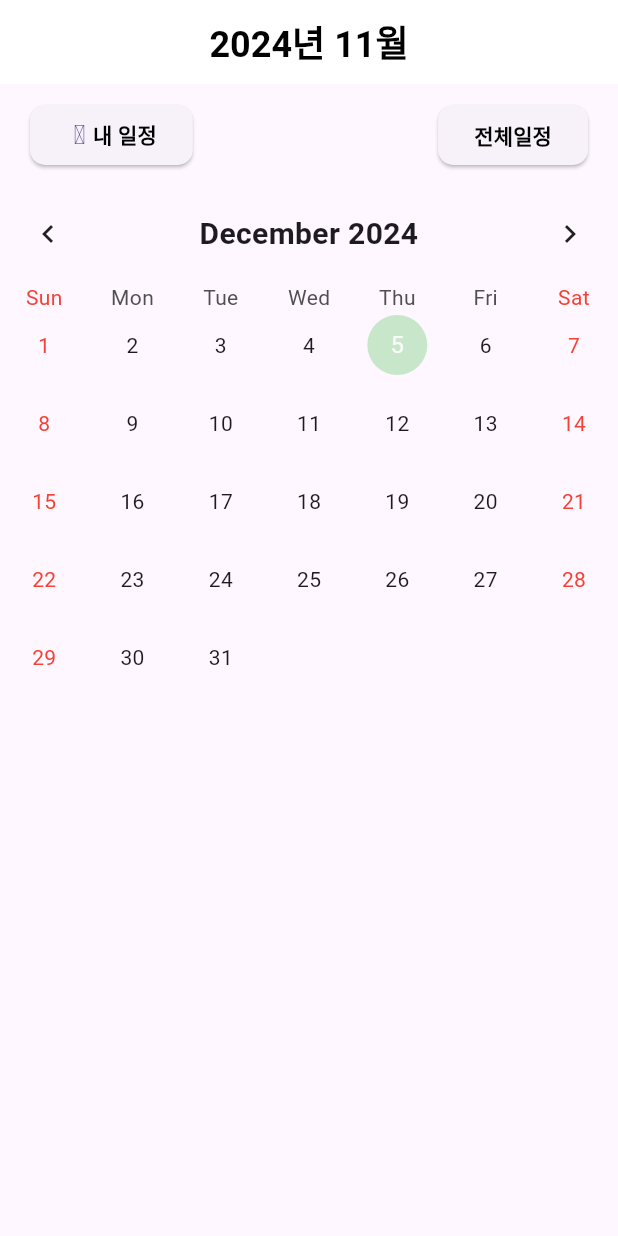
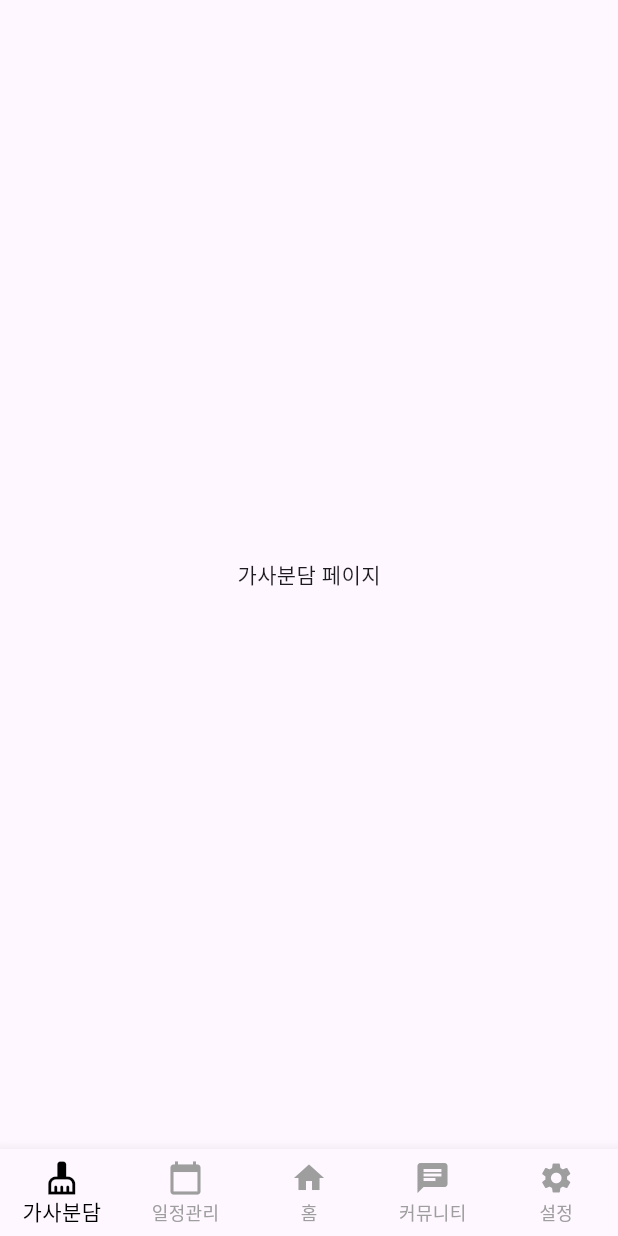
Before and after one commit to Seoyoung-Mun/cleanhome_happyhome, a Flutter app: the screen it shows after launch, on a phone screen of 412 x 824 dp. Run offline on Flutter 3.47's test engine with Material 3 defaults, Android fonts, the phone set to English and light mode, and no system bars; drawn by our look-alikes of table_calendar.

Commit message:
feat: bottom_navigation_bar design

```diff
--- /dev/null
+++ b/lib/components/bottom_navigation_bar.dart
@@ -0,0 +1,60 @@
+import 'package:flutter/material.dart';
+
+class NavigationBarExample extends StatefulWidget {
+  @override
+  _NavigationBarExampleState createState() => _NavigationBarExampleState();
+}
+
+class _NavigationBarExampleState extends State<NavigationBarExample> {
+  int _currentIndex = 0;
+
+  final List<Widget> _pages = [
+    Center(child: Text('가사분담 페이지')),
+    Center(child: Text('일정관리 페이지')),
+    Center(child: Text('홈 페이지')),
+    Center(child: Text('커뮤니티 페이지')),
+    Center(child: Text('설정 페이지')),
+  ];
+
+  @override
+  Widget build(BuildContext context) {
+    return Scaffold(
+      body: _pages[_currentIndex],
+      bottomNavigationBar: BottomNavigationBar(
+        currentIndex: _currentIndex,
+        onTap: (index) {
+          setState(() {
+            _currentIndex = index;
+          });
+        },
+        type: BottomNavigationBarType.fixed, // 모든 탭을 표시
+        items: [
+          BottomNavigationBarItem(
+            icon: Icon(Icons.cleaning_services), // 가사분담 아이콘
+            label: '가사분담',
+          ),
+          BottomNavigationBarItem(
+            icon: Icon(Icons.calendar_today), // 일정관리 아이콘
+            label: '일정관리',
+          ),
+          BottomNavigationBarItem(
+            icon: Icon(Icons.home), // 홈 아이콘
+            label: '홈',
+          ),
+          BottomNavigationBarItem(
+            icon: Icon(Icons.chat), // 커뮤니티 아이콘
+            label: '커뮤니티',
+          ),
+          BottomNavigationBarItem(
+            icon: Icon(Icons.settings), // 설정 아이콘
+            label: '설정',
+          ),
+        ],
+        selectedItemColor: Colors.black, // 선택된 아이템 색상
+        unselectedItemColor: Colors.grey, // 선택되지 않은 아이템 색상
+        showSelectedLabels: true, // 선택된 아이템 라벨 표시
+        showUnselectedLabels: true, // 선택되지 않은 아이템 라벨 표시
+      ),
+    );
+  }
+}
--- a/lib/main.dart
+++ b/lib/main.dart
@@ -1,3 +1,5 @@
+import 'package:cleanhome_happyhome/components/bottom_navigation_bar.dart';
+import 'package:cleanhome_happyhome/components/bottom_navigation_bar.dart';
 import 'package:flutter/material.dart';
 
 import 'package:cleanhome_happyhome/views/household_list_page.dart';
@@ -15,7 +17,8 @@
     return MaterialApp(
 
       // home: HouseholdListPage(),
-      home:CalendarScreen(),
+      // home:CalendarScreen(),
+      home: NavigationBarExample(),
     );
   }
 }
--- a/lib/views/calendar.dart
+++ b/lib/views/calendar.dart
@@ -1,6 +1,7 @@
+import 'package:cleanhome_happyhome/widgets/custom_icons_icons.dart';
 import 'package:flutter/material.dart';
 import 'package:table_calendar/table_calendar.dart';
-import '../widgets/custom_icons_icons.dart';
+
 
 
 class CalendarScreen extends StatefulWidget {
@@ -46,7 +47,8 @@ class _CalendarScreenState extends State<CalendarScreen> {
 
                   child: Row(
                     children: [
-                      Icon(CustomIcons.cleaning_room_woman),
+                      Icon(CustomIcons.cleaning_room_woman,
+                      size:20),
                       Text(
                         '내 일정',
                         style: TextStyle(
```
